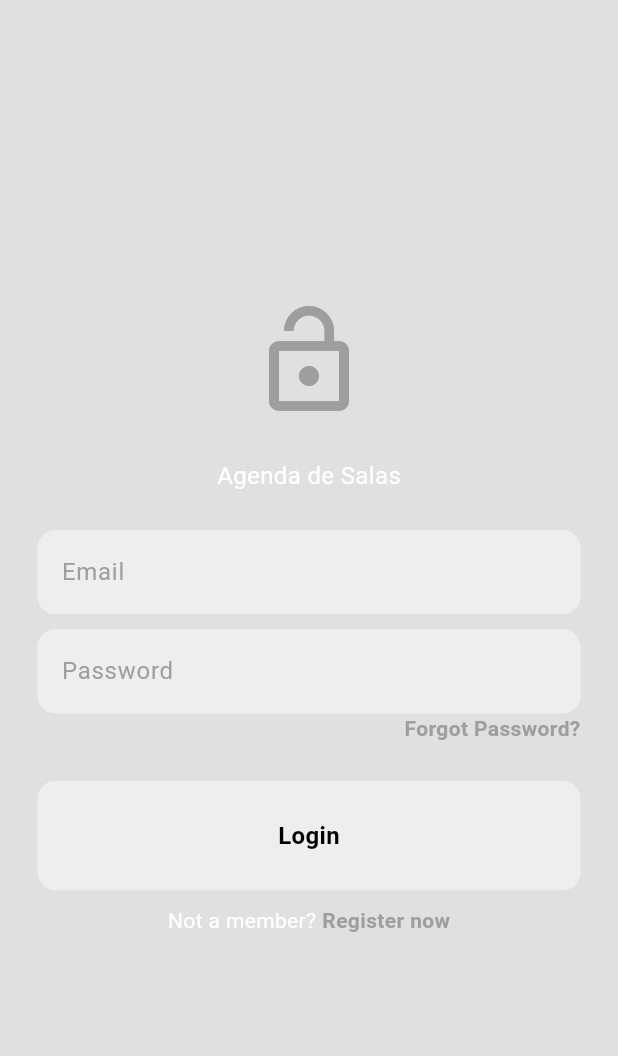
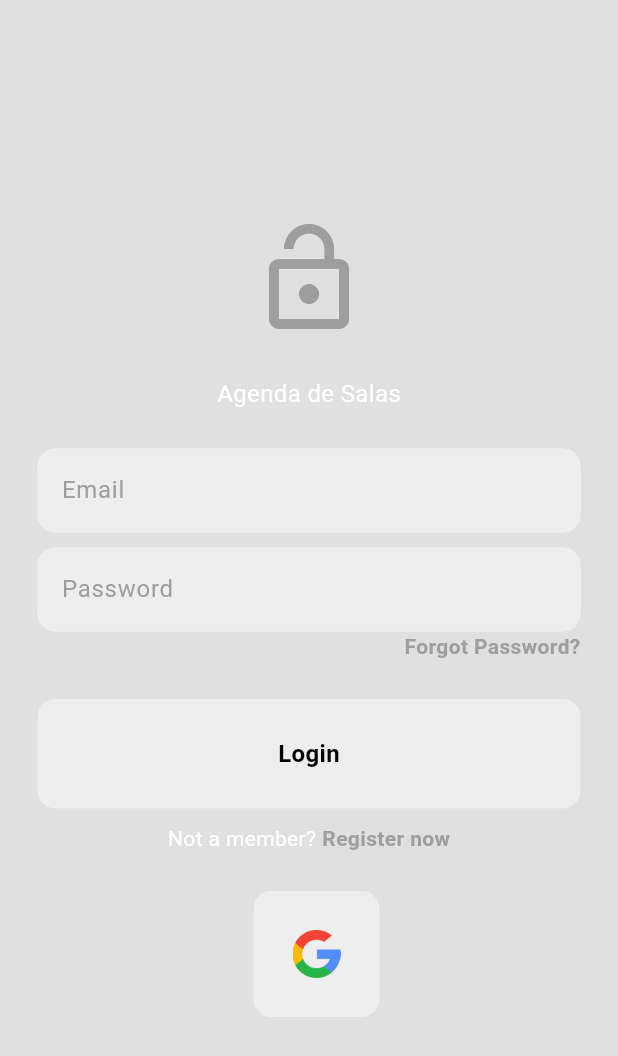
Before and after one commit to lmbibbo/agenda_century, a Flutter app: the screen it shows after launch, on a phone screen of 412 x 824 dp. Shown: the top 1056 px of the screen. Run offline on Flutter 3.47's test engine with Material 3 defaults, Android fonts, the phone set to English and light mode, and no system bars; our stand-ins replace firebase_auth, firebase_core, flutter_bloc, google_sign_in; accounts and stored records are empty.

Commit message:
COn algo de Google Oauth

```diff
--- a/lib/features/auth/domain/repos/auth_repo.dart
+++ b/lib/features/auth/domain/repos/auth_repo.dart
@@ -18,4 +18,7 @@ abstract class AuthRepo {
   Future<String> sendPasswordResetEmail(String email);
   // delete user
   Future<void> deleteAccount();
+  // SignInGoogle
+  Future<AppUser?> signInGoogle();
+
 }
--- /dev/null
+++ b/lib/features/auth/presentation/components/google_sign_in_button.dart
@@ -0,0 +1,25 @@
+import 'package:flutter/material.dart';
+
+class MyGoogleSignInButton extends StatelessWidget {
+  final void Function()? onTap;
+
+  const MyGoogleSignInButton({super.key, required this.onTap});
+
+  @override
+  Widget build(BuildContext context) {
+    return GestureDetector(
+      onTap: onTap,
+      child: Container(
+        padding: const EdgeInsets.all(25),
+        decoration: BoxDecoration(
+            color: Theme.of(context).colorScheme.secondary,
+            borderRadius: BorderRadius.circular(12),
+            border: Border.all(color: Theme.of(context).colorScheme.tertiary)),
+        child: Image.asset(
+          'lib/assets/google.png',
+          height: 32,
+        ),
+      ),
+    );
+  }
+}
--- a/lib/features/auth/presentation/pages/login_page.dart
+++ b/lib/features/auth/presentation/pages/login_page.dart
@@ -8,6 +8,7 @@ Login Page
 
 */
 
+import 'package:agenda_century/features/auth/presentation/components/google_sign_in_button.dart';
 import 'package:agenda_century/features/auth/presentation/components/my_button.dart';
 import 'package:agenda_century/features/auth/presentation/components/my_textfield.dart';
 import 'package:agenda_century/features/auth/presentation/cubits/auth_cubit.dart';
@@ -133,13 +134,13 @@ class _LoginPageState extends State<LoginPage> {
                   GestureDetector(
                     onTap: () => openForgotPasswordBox(),
                     child: Text(
-                    "Forgot Password?",
-                    style: TextStyle(
-                      color: Theme.of(context).colorScheme.primary,
-                      fontWeight: FontWeight.bold,
+                      "Forgot Password?",
+                      style: TextStyle(
+                        color: Theme.of(context).colorScheme.primary,
+                        fontWeight: FontWeight.bold,
+                      ),
                     ),
                   ),
-                  )
                 ],
               ),
 
@@ -171,6 +172,23 @@ class _LoginPageState extends State<LoginPage> {
                   ),
                 ],
               ),
+
+              const SizedBox(height: 25),
+
+              // oath sign (google)
+              Row(
+                mainAxisAlignment: MainAxisAlignment.center,
+                children: [
+                  const SizedBox(width: 10),
+
+                  // google button
+                  MyGoogleSignInButton(
+                    onTap: () async {
+                      authCubit.signInGoogle();
+                    },
+                  ),
+                ],
+              ),
             ],
           ),
         ),
--- a/pubspec.yaml
+++ b/pubspec.yaml
@@ -37,6 +37,7 @@ dependencies:
   firebase_core: ^4.1.0
   firebase_auth: ^6.0.2
   flutter_bloc: ^9.1.1
+  google_sign_in: ^7.1.1
 
 dev_dependencies:
   flutter_test:
@@ -61,8 +62,8 @@ flutter:
   uses-material-design: true
 
   # To add assets to your application, add an assets section, like this:
-  # assets:
-  #   - images/a_dot_burr.jpeg
+  assets:
+    - lib/assets/google.png
   #   - images/a_dot_ham.jpeg
 
   # An image asset can refer to one or more resolution-specific "variants", see
```
Also changed, not shown: lib/features/auth/data/firebase_auth_repo.dart (+51 -1 lines), lib/features/auth/presentation/cubits/auth_cubit.dart (+16 -0 lines), lib/assets/google.png (added).
